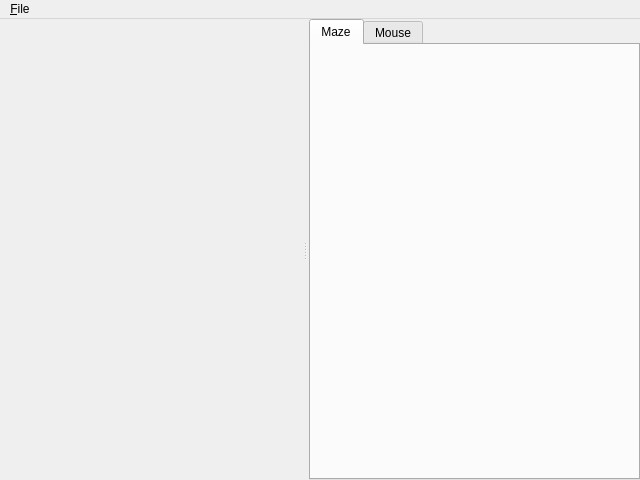
This is src/sim/ui/mainwindow.ui in mackorone/mms as Qt 5 draws it before an edit. The edited form follows.
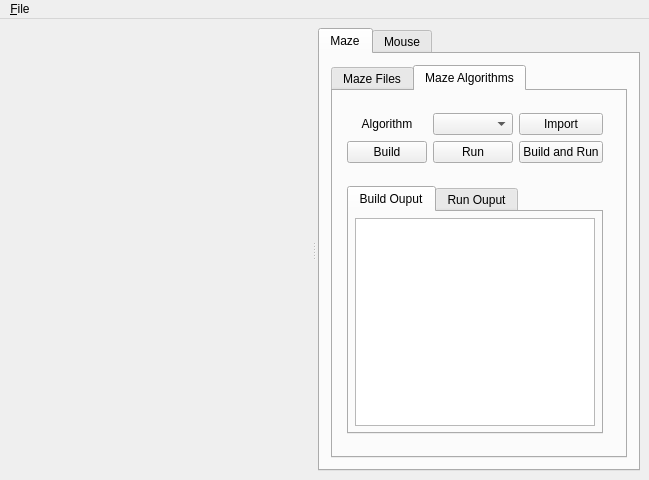
This is the edited form. The open tabs and pages were chosen to show the change.

Commit message: Got preliminary maze file loading working

Diff of the .ui file:
```diff
--- a/src/sim/ui/mainwindow.ui
+++ b/src/sim/ui/mainwindow.ui
@@ -25,19 +25,19 @@
    </property>
    <layout class="QGridLayout" name="gridLayout_2">
     <property name="leftMargin">
-     <number>0</number>
+     <number>9</number>
     </property>
     <property name="topMargin">
-     <number>0</number>
+     <number>9</number>
     </property>
     <property name="rightMargin">
-     <number>0</number>
+     <number>9</number>
     </property>
     <property name="bottomMargin">
-     <number>0</number>
+     <number>9</number>
     </property>
     <property name="horizontalSpacing">
-     <number>0</number>
+     <number>6</number>
     </property>
     <item row="0" column="0">
      <widget class="QSplitter" name="splitter">
@@ -83,6 +83,224 @@
         <attribute name="title">
          <string>Maze</string>
         </attribute>
+        <layout class="QVBoxLayout" name="verticalLayout_6">
+         <item>
+          <widget class="QTabWidget" name="tabWidget">
+           <property name="currentIndex">
+            <number>0</number>
+           </property>
+           <widget class="QWidget" name="mazeFilesTab">
+            <attribute name="title">
+             <string>Maze Files</string>
+            </attribute>
+            <layout class="QVBoxLayout" name="verticalLayout_7">
+             <item>
+              <widget class="QWidget" name="widget" native="true">
+               <layout class="QHBoxLayout" name="horizontalLayout">
+                <item>
+                 <widget class="QPushButton" name="loadMazeButton">
+                  <property name="text">
+                   <string>Load Maze</string>
+                  </property>
+                 </widget>
+                </item>
+                <item>
+                 <widget class="QPushButton" name="importMazesButton">
+                  <property name="text">
+                   <string>Import Mazes</string>
+                  </property>
+                 </widget>
+                </item>
+               </layout>
+              </widget>
+             </item>
+             <item>
+              <widget class="QTableWidget" name="mazeFilesTable"/>
+             </item>
+            </layout>
+           </widget>
+           <widget class="QWidget" name="mazeAlgorithmsTab">
+            <attribute name="title">
+             <string>Maze Algorithms</string>
+            </attribute>
+            <layout class="QVBoxLayout" name="verticalLayout_5">
+             <item>
+              <widget class="QWidget" name="controlWidget_2" native="true">
+               <layout class="QGridLayout" name="gridLayout_4">
+                <property name="leftMargin">
+                 <number>3</number>
+                </property>
+                <property name="bottomMargin">
+                 <number>6</number>
+                </property>
+                <item row="0" column="4">
+                 <widget class="QPushButton" name="importButton_2">
+                  <property name="text">
+                   <string>Import</string>
+                  </property>
+                 </widget>
+                </item>
+                <item row="1" column="0">
+                 <widget class="QPushButton" name="buildButton_2">
+                  <property name="text">
+                   <string>Build</string>
+                  </property>
+                 </widget>
+                </item>
+                <item row="1" column="1" colspan="2">
+                 <widget class="QPushButton" name="runButton_2">
+                  <property name="text">
+                   <string>Run</string>
+                  </property>
+                 </widget>
+                </item>
+                <item row="1" column="4">
+                 <widget class="QPushButton" name="buildAndRunButton_2">
+                  <property name="text">
+                   <string>Build and Run</string>
+                  </property>
+                 </widget>
+                </item>
+                <item row="0" column="0">
+                 <widget class="QLabel" name="selectAlgorithmLabel_2">
+                  <property name="text">
+                   <string>Algorithm</string>
+                  </property>
+                  <property name="alignment">
+                   <set>Qt::AlignCenter</set>
+                  </property>
+                 </widget>
+                </item>
+                <item row="0" column="1" colspan="2">
+                 <widget class="QComboBox" name="selectAlgorithmComboBox_2">
+                  <property name="sizePolicy">
+                   <sizepolicy hsizetype="Preferred" vsizetype="Preferred">
+                    <horstretch>0</horstretch>
+                    <verstretch>0</verstretch>
+                   </sizepolicy>
+                  </property>
+                 </widget>
+                </item>
+               </layout>
+              </widget>
+             </item>
+             <item>
+              <widget class="QWidget" name="infoWidget_2" native="true">
+               <property name="sizePolicy">
+                <sizepolicy hsizetype="Preferred" vsizetype="Expanding">
+                 <horstretch>0</horstretch>
+                 <verstretch>0</verstretch>
+                </sizepolicy>
+               </property>
+               <layout class="QGridLayout" name="gridLayout_5">
+                <property name="leftMargin">
+                 <number>3</number>
+                </property>
+                <item row="0" column="0">
+                 <widget class="QSplitter" name="infoWidgetSplitter_2">
+                  <property name="orientation">
+                   <enum>Qt::Vertical</enum>
+                  </property>
+                  <property name="handleWidth">
+                   <number>9</number>
+                  </property>
+                  <property name="childrenCollapsible">
+                   <bool>false</bool>
+                  </property>
+                  <widget class="QTabWidget" name="outputWidget_2">
+                   <property name="sizePolicy">
+                    <sizepolicy hsizetype="Preferred" vsizetype="Preferred">
+                     <horstretch>0</horstretch>
+                     <verstretch>0</verstretch>
+                    </sizepolicy>
+                   </property>
+                   <property name="currentIndex">
+                    <number>0</number>
+                   </property>
+                   <widget class="QWidget" name="buildTab_2">
+                    <attribute name="title">
+                     <string>Build Ouput</string>
+                    </attribute>
+                    <layout class="QVBoxLayout" name="verticalLayout_3">
+                     <property name="leftMargin">
+                      <number>6</number>
+                     </property>
+                     <property name="topMargin">
+                      <number>6</number>
+                     </property>
+                     <property name="rightMargin">
+                      <number>6</number>
+                     </property>
+                     <property name="bottomMargin">
+                      <number>6</number>
+                     </property>
+                     <item>
+                      <widget class="QPlainTextEdit" name="buildTextEdit_2">
+                       <property name="sizePolicy">
+                        <sizepolicy hsizetype="Preferred" vsizetype="Preferred">
+                         <horstretch>0</horstretch>
+                         <verstretch>0</verstretch>
+                        </sizepolicy>
+                       </property>
+                       <property name="lineWrapMode">
+                        <enum>QPlainTextEdit::WidgetWidth</enum>
+                       </property>
+                       <property name="textInteractionFlags">
+                        <set>Qt::TextSelectableByKeyboard|Qt::TextSelectableByMouse</set>
+                       </property>
+                      </widget>
+                     </item>
+                    </layout>
+                   </widget>
+                   <widget class="QWidget" name="runTab_2">
+                    <attribute name="title">
+                     <string>Run Ouput</string>
+                    </attribute>
+                    <layout class="QVBoxLayout" name="verticalLayout_4">
+                     <property name="leftMargin">
+                      <number>6</number>
+                     </property>
+                     <property name="topMargin">
+                      <number>6</number>
+                     </property>
+                     <property name="rightMargin">
+                      <number>6</number>
+                     </property>
+                     <property name="bottomMargin">
+                      <number>6</number>
+                     </property>
+                     <item>
+                      <widget class="QPlainTextEdit" name="runTextEdit_2">
+                       <property name="sizePolicy">
+                        <sizepolicy hsizetype="Preferred" vsizetype="Preferred">
+                         <horstretch>0</horstretch>
+                         <verstretch>0</verstretch>
+                        </sizepolicy>
+                       </property>
+                       <property name="lineWrapMode">
+                        <enum>QPlainTextEdit::WidgetWidth</enum>
+                       </property>
+                       <property name="textInteractionFlags">
+                        <set>Qt::TextSelectableByKeyboard|Qt::TextSelectableByMouse</set>
+                       </property>
+                      </widget>
+                     </item>
+                    </layout>
+                   </widget>
+                  </widget>
+                 </widget>
+                </item>
+               </layout>
+              </widget>
+             </item>
+            </layout>
+            <zorder>infoWidgetSplitter_2</zorder>
+            <zorder>infoWidget_2</zorder>
+            <zorder>controlWidget_2</zorder>
+           </widget>
+          </widget>
+         </item>
+        </layout>
        </widget>
        <widget class="QWidget" name="mouseTab" native="true">
         <attribute name="title">
@@ -307,7 +525,7 @@
      <x>0</x>
      <y>0</y>
      <width>640</width>
-     <height>25</height>
+     <height>22</height>
     </rect>
    </property>
    <widget class="QMenu" name="menu_File">
```
Left out of the diff: 14 changed lines with no effect on the pictures. The commit also changes 31 other files.
